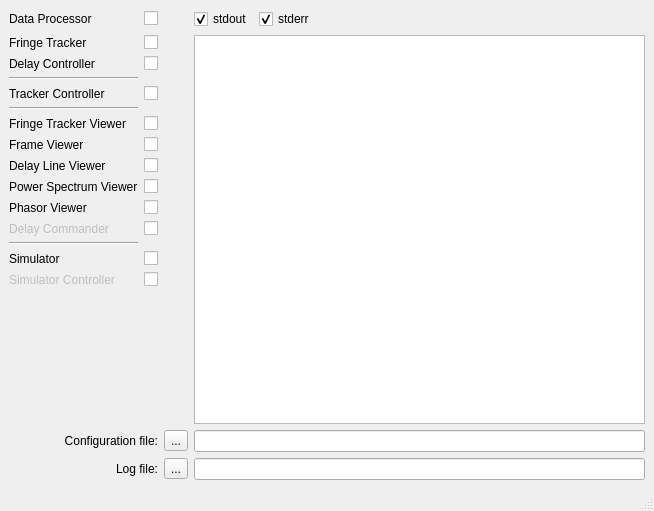
This is Obs/Obs/Obs.ui in amjjam/obs as Qt 5 draws it before an edit. The edited form follows.
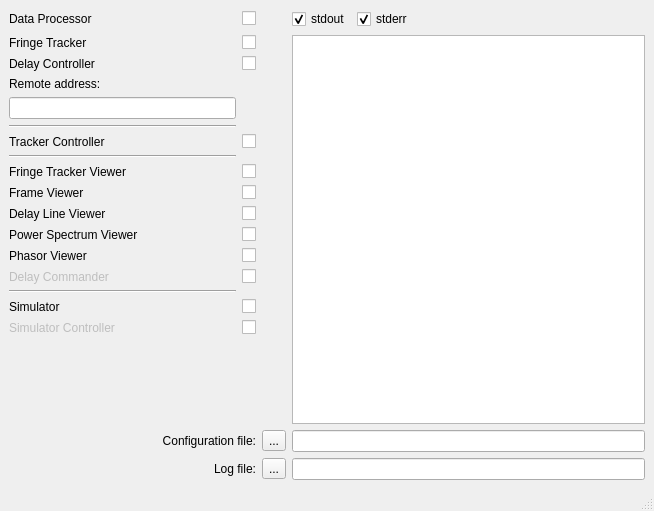
This is the edited form. Custom widgets are drawn as their Qt base class.

Commit message: Obs.ui is modified to accommodate a remote host where DataProcessor, FringeTracker, and DelayController run

```diff
--- a/Obs/Obs/Obs.ui
+++ b/Obs/Obs/Obs.ui
@@ -15,34 +15,31 @@
   </property>
   <widget class="QWidget" name="centralwidget">
    <layout class="QGridLayout" name="gridLayout">
-    <item row="2" column="6">
-     <spacer name="horizontalSpacer">
+    <item row="2" column="1" alignment="Qt::AlignVCenter">
+     <widget class="QCheckBox" name="checkBox_DataProcessor">
+      <property name="text">
+       <string/>
+      </property>
+     </widget>
+    </item>
+    <item row="8" column="2">
+     <widget class="amjLED" name="amjLED_TrackerController" native="true"/>
+    </item>
+    <item row="9" column="0">
+     <widget class="Line" name="line_2">
       <property name="orientation">
        <enum>Qt::Horizontal</enum>
       </property>
-      <property name="sizeHint" stdset="0">
-       <size>
-        <width>40</width>
-        <height>20</height>
-       </size>
-      </property>
-     </spacer>
-    </item>
-    <item row="4" column="0">
-     <widget class="QLabel" name="label_DelayController">
-      <property name="text">
-       <string>Delay Controller</string>
-      </property>
      </widget>
     </item>
-    <item row="6" column="1">
-     <widget class="QCheckBox" name="checkBox_TrackerController">
+    <item row="20" column="2">
+     <widget class="QToolButton" name="toolButton_ConfigFile">
       <property name="text">
-       <string/>
+       <string>...</string>
       </property>
      </widget>
     </item>
-    <item row="18" column="0" colspan="2">
+    <item row="20" column="0" colspan="2">
      <widget class="QLabel" name="label_13">
       <property name="text">
        <string>Configuration file:</string>
@@ -52,27 +49,58 @@
       </property>
      </widget>
     </item>
-    <item row="19" column="0" colspan="2">
-     <widget class="QLabel" name="label_14">
+    <item row="13" column="0">
+     <widget class="QLabel" name="label_PowerSpectrumViewer">
       <property name="text">
-       <string>Log file:</string>
+       <string>Power Spectrum Viewer</string>
       </property>
-      <property name="alignment">
-       <set>Qt::AlignRight|Qt::AlignTrailing|Qt::AlignVCenter</set>
+     </widget>
+    </item>
+    <item row="18" column="1">
+     <widget class="QCheckBox" name="checkBox_SimulatorController">
+      <property name="text">
+       <string/>
       </property>
      </widget>
     </item>
-    <item row="2" column="2" alignment="Qt::AlignVCenter">
-     <widget class="amjLED" name="amjLED_DataProcessor" native="true"/>
+    <item row="4" column="2">
+     <widget class="amjLED" name="amjLED_DelayController" native="true"/>
     </item>
-    <item row="19" column="2">
-     <widget class="QToolButton" name="toolButton_LogFile">
+    <item row="5" column="0">
+     <widget class="QLabel" name="label">
       <property name="text">
-       <string>...</string>
+       <string>Remote address:</string>
       </property>
      </widget>
     </item>
-    <item row="17" column="0">
+    <item row="3" column="1">
+     <widget class="QCheckBox" name="checkBox_FringeTracker">
+      <property name="text">
+       <string/>
+      </property>
+     </widget>
+    </item>
+    <item row="4" column="1">
+     <widget class="QCheckBox" name="checkBox_DelayController">
+      <property name="text">
+       <string/>
+      </property>
+     </widget>
+    </item>
+    <item row="18" column="2">
+     <widget class="amjLED" name="amjLED_SimulatorController" native="true"/>
+    </item>
+    <item row="20" column="4" colspan="3">
+     <widget class="QLineEdit" name="lineEdit_ConfigFile"/>
+    </item>
+    <item row="2" column="0" alignment="Qt::AlignVCenter">
+     <widget class="QLabel" name="label_DataProcessor">
+      <property name="text">
+       <string>Data Processor</string>
+      </property>
+     </widget>
+    </item>
+    <item row="19" column="0">
      <spacer name="verticalSpacer">
       <property name="orientation">
        <enum>Qt::Vertical</enum>
@@ -85,21 +113,7 @@
       </property>
      </spacer>
     </item>
-    <item row="16" column="1">
-     <widget class="QCheckBox" name="checkBox_SimulatorController">
-      <property name="text">
-       <string/>
-      </property>
-     </widget>
-    </item>
-    <item row="3" column="1">
-     <widget class="QCheckBox" name="checkBox_FringeTracker">
-      <property name="text">
-       <string/>
-      </property>
-     </widget>
-    </item>
-    <item row="13" column="0">
+    <item row="15" column="0">
      <widget class="QLabel" name="label_DelayCommander">
       <property name="enabled">
        <bool>false</bool>
@@ -109,78 +123,44 @@
       </property>
      </widget>
     </item>
-    <item row="9" column="2">
+    <item row="2" column="6">
+     <spacer name="horizontalSpacer">
+      <property name="orientation">
+       <enum>Qt::Horizontal</enum>
+      </property>
+      <property name="sizeHint" stdset="0">
+       <size>
+        <width>40</width>
+        <height>20</height>
+       </size>
+      </property>
+     </spacer>
+    </item>
+    <item row="15" column="1">
+     <widget class="QCheckBox" name="checkBox_DelayCommander">
+      <property name="text">
+       <string/>
+      </property>
+     </widget>
+    </item>
+    <item row="11" column="2">
      <widget class="amjLED" name="amjLED_FrameViewer" native="true"/>
     </item>
+    <item row="17" column="2">
+     <widget class="amjLED" name="amjLED_Simulator" native="true"/>
+    </item>
+    <item row="13" column="1">
+     <widget class="QCheckBox" name="checkBox_PowerSpectrumViewer">
+      <property name="text">
+       <string/>
+      </property>
+     </widget>
+    </item>
     <item row="12" column="2">
-     <widget class="amjLED" name="amjLED_PhasorViewer" native="true"/>
-    </item>
-    <item row="8" column="2">
-     <widget class="amjLED" name="amjLED_FringeTrackerViewer" native="true"/>
-    </item>
-    <item row="2" column="0" alignment="Qt::AlignVCenter">
-     <widget class="QLabel" name="label_DataProcessor">
-      <property name="text">
-       <string>Data Processor</string>
-      </property>
-     </widget>
-    </item>
-    <item row="13" column="2">
-     <widget class="amjLED" name="amjLED_DelayCommander" native="true"/>
-    </item>
-    <item row="4" column="2">
-     <widget class="amjLED" name="amjLED_DelayController" native="true"/>
-    </item>
-    <item row="16" column="0">
-     <widget class="QLabel" name="label_SimulatorController">
-      <property name="enabled">
-       <bool>false</bool>
-      </property>
-      <property name="text">
-       <string>Simulator Controller</string>
-      </property>
-     </widget>
-    </item>
-    <item row="11" column="2">
-     <widget class="amjLED" name="amjLED_PowerSpectrumViewer" native="true"/>
-    </item>
-    <item row="9" column="0">
-     <widget class="QLabel" name="label_FrameViewer">
-      <property name="text">
-       <string>Frame Viewer</string>
-      </property>
-     </widget>
-    </item>
-    <item row="3" column="0">
-     <widget class="QLabel" name="label_FringeTracker">
-      <property name="text">
-       <string>Fringe Tracker</string>
-      </property>
-     </widget>
+     <widget class="amjLED" name="amjLED_DelayLineViewer" native="true"/>
     </item>
     <item row="15" column="2">
-     <widget class="amjLED" name="amjLED_Simulator" native="true"/>
-    </item>
-    <item row="12" column="0">
-     <widget class="QLabel" name="label_PhasorViewer">
-      <property name="text">
-       <string>Phasor Viewer</string>
-      </property>
-     </widget>
-    </item>
-    <item row="11" column="0">
-     <widget class="QLabel" name="label_PowerSpectrumViewer">
-      <property name="text">
-       <string>Power Spectrum Viewer</string>
-      </property>
-     </widget>
-    </item>
-    <item row="6" column="0">
-     <widget class="QLabel" name="label_TrackerController">
-      <property name="text">
-       <string>Tracker Controller</string>
-      </property>
-     </widget>
+     <widget class="amjLED" name="amjLED_DelayCommander" native="true"/>
     </item>
     <item row="2" column="5">
      <widget class="QCheckBox" name="checkBox_stderr">
@@ -192,152 +172,182 @@
       </property>
      </widget>
     </item>
-    <item row="18" column="2">
-     <widget class="QToolButton" name="toolButton_ConfigFile">
+    <item row="21" column="2">
+     <widget class="QToolButton" name="toolButton_LogFile">
       <property name="text">
        <string>...</string>
       </property>
      </widget>
     </item>
-    <item row="15" column="1">
-     <widget class="QCheckBox" name="checkBox_Simulator">
-      <property name="text">
-       <string/>
-      </property>
-     </widget>
-    </item>
-    <item row="15" column="0">
-     <widget class="QLabel" name="label_Simulator">
-      <property name="text">
-       <string>Simulator</string>
-      </property>
-     </widget>
-    </item>
-    <item row="16" column="2">
-     <widget class="amjLED" name="amjLED_SimulatorController" native="true"/>
-    </item>
-    <item row="11" column="1">
-     <widget class="QCheckBox" name="checkBox_PowerSpectrumViewer">
-      <property name="text">
-       <string/>
-      </property>
-     </widget>
-    </item>
-    <item row="5" column="0">
-     <widget class="Line" name="line">
+    <item row="16" column="0">
+     <widget class="Line" name="line_3">
       <property name="orientation">
        <enum>Qt::Horizontal</enum>
       </property>
      </widget>
     </item>
+    <item row="14" column="2">
+     <widget class="amjLED" name="amjLED_PhasorViewer" native="true"/>
+    </item>
+    <item row="4" column="0">
+     <widget class="QLabel" name="label_DelayController">
+      <property name="text">
+       <string>Delay Controller</string>
+      </property>
+     </widget>
+    </item>
     <item row="10" column="1">
-     <widget class="QCheckBox" name="checkBox_DelayLineViewer">
-      <property name="text">
-       <string/>
-      </property>
-     </widget>
-    </item>
-    <item row="8" column="1">
      <widget class="QCheckBox" name="checkBox_FringeTrackerViewer">
       <property name="text">
        <string/>
       </property>
      </widget>
     </item>
-    <item row="9" column="1">
-     <widget class="QCheckBox" name="checkBox_FrameViewer">
-      <property name="text">
-       <string/>
-      </property>
-     </widget>
-    </item>
-    <item row="3" column="2">
-     <widget class="amjLED" name="amjLED_FringeTracker" native="true"/>
-    </item>
-    <item row="2" column="1" alignment="Qt::AlignVCenter">
-     <widget class="QCheckBox" name="checkBox_DataProcessor">
-      <property name="text">
-       <string/>
-      </property>
-     </widget>
-    </item>
-    <item row="6" column="2">
-     <widget class="amjLED" name="amjLED_TrackerController" native="true"/>
-    </item>
-    <item row="4" column="1">
-     <widget class="QCheckBox" name="checkBox_DelayController">
-      <property name="text">
-       <string/>
-      </property>
-     </widget>
-    </item>
     <item row="7" column="0">
-     <widget class="Line" name="line_2">
+     <widget class="Line" name="line">
       <property name="orientation">
        <enum>Qt::Horizontal</enum>
       </property>
      </widget>
     </item>
-    <item row="14" column="0">
-     <widget class="Line" name="line_3">
-      <property name="orientation">
-       <enum>Qt::Horizontal</enum>
+    <item row="2" column="2" alignment="Qt::AlignVCenter">
+     <widget class="amjLED" name="amjLED_DataProcessor" native="true"/>
+    </item>
+    <item row="13" column="2">
+     <widget class="amjLED" name="amjLED_PowerSpectrumViewer" native="true"/>
+    </item>
+    <item row="21" column="0" colspan="2">
+     <widget class="QLabel" name="label_14">
+      <property name="text">
+       <string>Log file:</string>
       </property>
+      <property name="alignment">
+       <set>Qt::AlignRight|Qt::AlignTrailing|Qt::AlignVCenter</set>
+      </property>
      </widget>
     </item>
-    <item row="13" column="1">
-     <widget class="QCheckBox" name="checkBox_DelayCommander">
+    <item row="21" column="4" colspan="3">
+     <widget class="QLineEdit" name="lineEdit_LogFile"/>
+    </item>
+    <item row="17" column="1">
+     <widget class="QCheckBox" name="checkBox_Simulator">
       <property name="text">
        <string/>
       </property>
      </widget>
     </item>
+    <item row="2" column="4">
+     <widget class="QCheckBox" name="checkBox_stdout">
+      <property name="text">
+       <string>stdout</string>
+      </property>
+      <property name="checked">
+       <bool>true</bool>
+      </property>
+     </widget>
+    </item>
     <item row="10" column="0">
-     <widget class="QLabel" name="label_DelayLineViewer">
-      <property name="text">
-       <string>Delay Line Viewer</string>
-      </property>
-     </widget>
-    </item>
-    <item row="8" column="0">
      <widget class="QLabel" name="label_FringeTrackerViewer">
       <property name="text">
        <string>Fringe Tracker Viewer</string>
       </property>
      </widget>
     </item>
-    <item row="12" column="1">
+    <item row="17" column="0">
+     <widget class="QLabel" name="label_Simulator">
+      <property name="text">
+       <string>Simulator</string>
+      </property>
+     </widget>
+    </item>
+    <item row="14" column="1">
      <widget class="QCheckBox" name="checkBox_PhasorViewer">
       <property name="text">
        <string/>
       </property>
      </widget>
     </item>
+    <item row="18" column="0">
+     <widget class="QLabel" name="label_SimulatorController">
+      <property name="enabled">
+       <bool>false</bool>
+      </property>
+      <property name="text">
+       <string>Simulator Controller</string>
+      </property>
+     </widget>
+    </item>
+    <item row="8" column="0">
+     <widget class="QLabel" name="label_TrackerController">
+      <property name="text">
+       <string>Tracker Controller</string>
+      </property>
+     </widget>
+    </item>
+    <item row="14" column="0">
+     <widget class="QLabel" name="label_PhasorViewer">
+      <property name="text">
+       <string>Phasor Viewer</string>
+      </property>
+     </widget>
+    </item>
     <item row="10" column="2">
-     <widget class="amjLED" name="amjLED_DelayLineViewer" native="true"/>
+     <widget class="amjLED" name="amjLED_FringeTrackerViewer" native="true"/>
     </item>
-    <item row="3" column="4" rowspan="15" colspan="3">
+    <item row="12" column="1">
+     <widget class="QCheckBox" name="checkBox_DelayLineViewer">
+      <property name="text">
+       <string/>
+      </property>
+     </widget>
+    </item>
+    <item row="11" column="1">
+     <widget class="QCheckBox" name="checkBox_FrameViewer">
+      <property name="text">
+       <string/>
+      </property>
+     </widget>
+    </item>
+    <item row="8" column="1">
+     <widget class="QCheckBox" name="checkBox_TrackerController">
+      <property name="text">
+       <string/>
+      </property>
+     </widget>
+    </item>
+    <item row="12" column="0">
+     <widget class="QLabel" name="label_DelayLineViewer">
+      <property name="text">
+       <string>Delay Line Viewer</string>
+      </property>
+     </widget>
+    </item>
+    <item row="3" column="0">
+     <widget class="QLabel" name="label_FringeTracker">
+      <property name="text">
+       <string>Fringe Tracker</string>
+      </property>
+     </widget>
+    </item>
+    <item row="3" column="2">
+     <widget class="amjLED" name="amjLED_FringeTracker" native="true"/>
+    </item>
+    <item row="11" column="0">
+     <widget class="QLabel" name="label_FrameViewer">
+      <property name="text">
+       <string>Frame Viewer</string>
+      </property>
+     </widget>
+    </item>
+    <item row="3" column="4" rowspan="17" colspan="3">
      <widget class="QTextEdit" name="textEdit_log">
       <property name="readOnly">
        <bool>true</bool>
       </property>
      </widget>
     </item>
-    <item row="2" column="4">
-     <widget class="QCheckBox" name="checkBox_stdout">
-      <property name="text">
-       <string>stdout</string>
-      </property>
-      <property name="checked">
-       <bool>true</bool>
-      </property>
-     </widget>
-    </item>
-    <item row="18" column="4" colspan="3">
-     <widget class="QLineEdit" name="lineEdit_ConfigFile"/>
-    </item>
-    <item row="19" column="4" colspan="3">
-     <widget class="QLineEdit" name="lineEdit_LogFile"/>
+    <item row="6" column="0">
+     <widget class="QLineEdit" name="lineEdit"/>
     </item>
    </layout>
   </widget>
```
